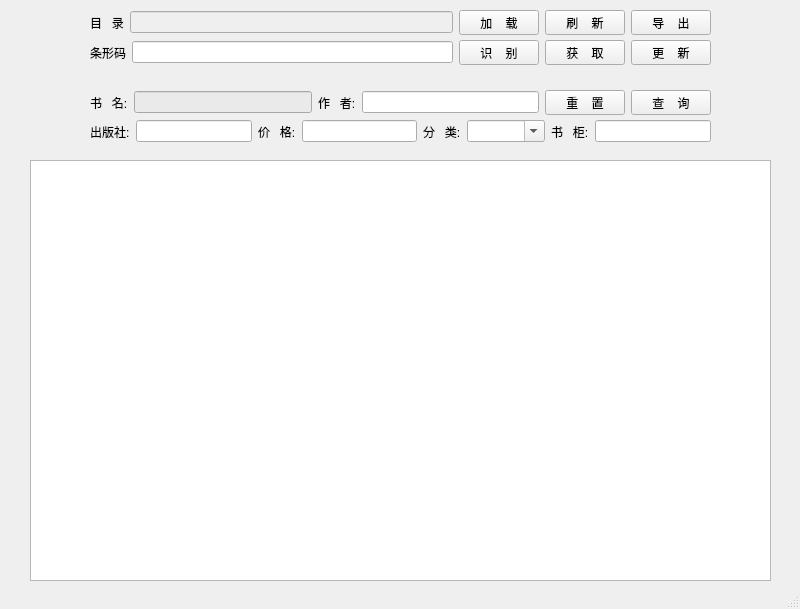
This is tools/BookList.ui in etony/myPyTool as Qt 5 draws it before an edit. The edited form follows.
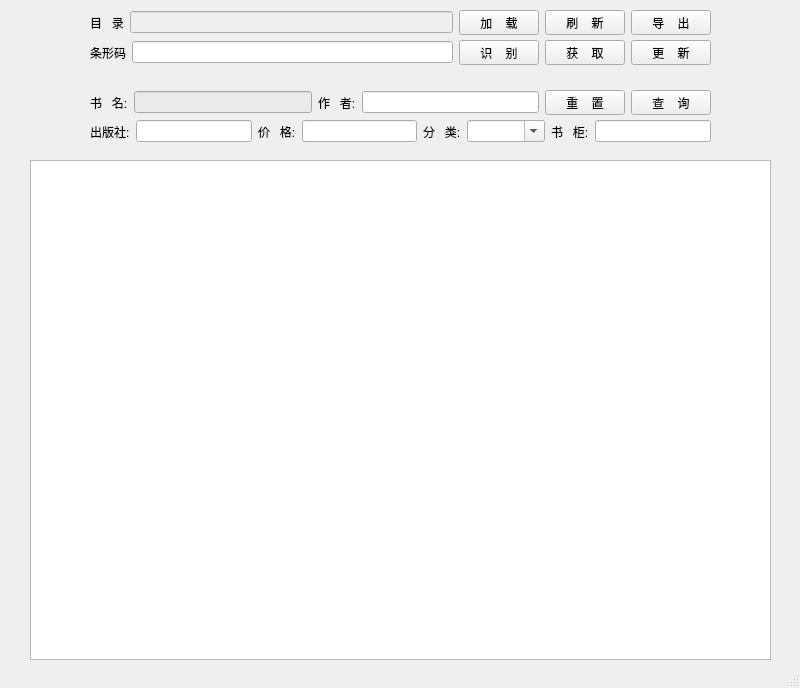
This is the edited form.

Diff of the .ui file:
```diff
--- a/tools/BookList.ui
+++ b/tools/BookList.ui
@@ -7,7 +7,7 @@
     <x>0</x>
     <y>0</y>
     <width>800</width>
-    <height>609</height>
+    <height>688</height>
    </rect>
   </property>
   <property name="windowTitle">
@@ -20,7 +20,7 @@
       <x>30</x>
       <y>160</y>
       <width>741</width>
-      <height>421</height>
+      <height>500</height>
      </rect>
     </property>
     <property name="toolTip">
```
